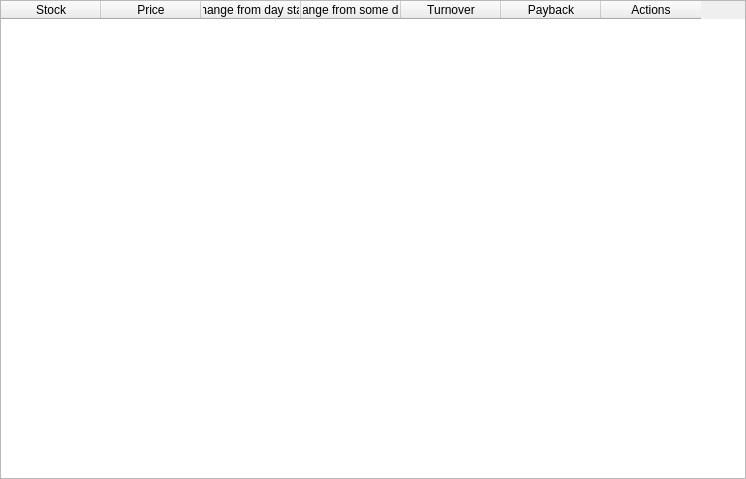
The window that app/src/widgets/stockstablewidget/stockstablewidget.ui (Gris87/TInvestor) describes before a commit, drawn with Qt 5.
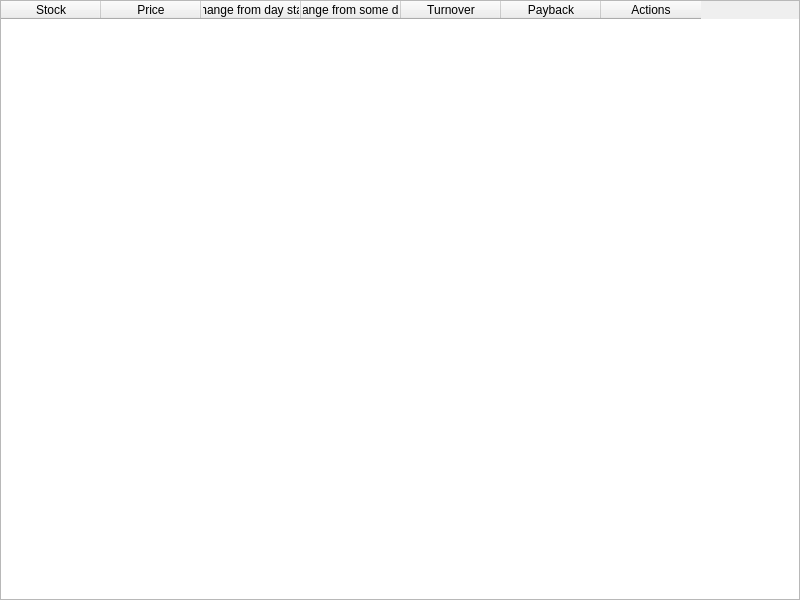
The same window after the commit. Icons and pictures are not drawn.

The edit to the form file:
```diff
--- a/app/src/widgets/stockstablewidget/stockstablewidget.ui
+++ b/app/src/widgets/stockstablewidget/stockstablewidget.ui
@@ -6,8 +6,8 @@
    <rect>
     <x>0</x>
     <y>0</y>
-    <width>746</width>
-    <height>479</height>
+    <width>800</width>
+    <height>600</height>
    </rect>
   </property>
   <layout class="QVBoxLayout" name="verticalLayout">
```
